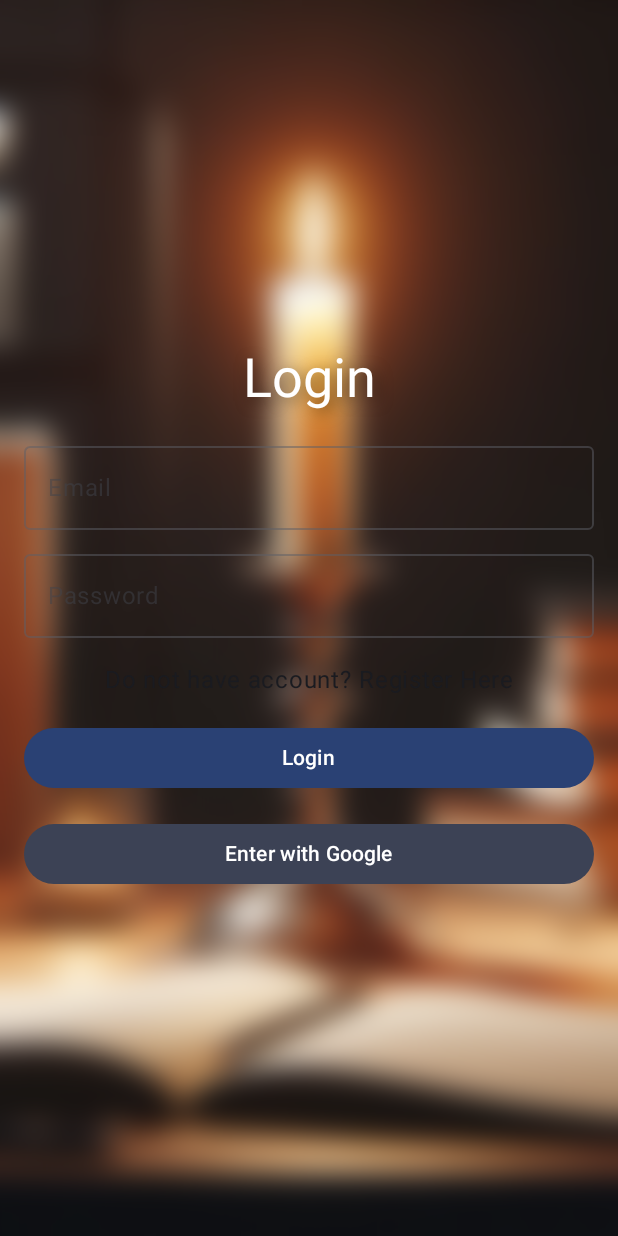
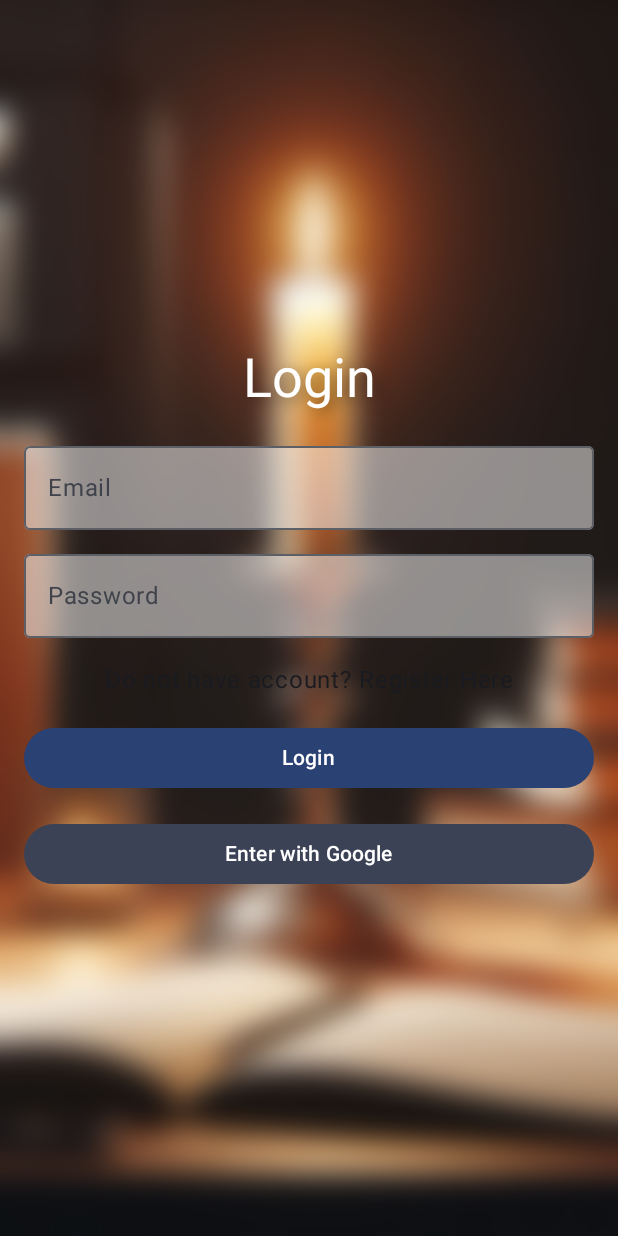
Before and after one commit to Nosver/FocusLit, an Android app built with Jetpack Compose: the screen it shows after launch (MainActivity), on a phone screen of 412 x 824 dp. Run offline under Robolectric (Android 15) with nearby library versions, the phone set to English and light mode, and no system bars; our stand-ins replace Dagger/Hilt's generated code.

Commit message:
HomepageScreen, LoginScreen in progress.

```diff
--- a/FocusLit-Android/app/src/main/java/com/focus/lit/data/model/UserAnalytics.kt
+++ b/FocusLit-Android/app/src/main/java/com/focus/lit/data/model/UserAnalytics.kt
@@ -3,11 +3,11 @@ package com.focus.lit.data.model
 data class UserAnalytics(
     val  id: Int,
 
-    val  score: Int,
+    val  score: Double,
 
     val  streak: Int,
 
-    val  totalWorkDuration: Int,
+    val  totalWorkDuration: Double,
 
     val  userRank: Int
 )
--- a/FocusLit-Android/app/src/main/java/com/focus/lit/data/remote/ApiService.kt
+++ b/FocusLit-Android/app/src/main/java/com/focus/lit/data/remote/ApiService.kt
@@ -11,7 +11,6 @@ import com.focus.lit.data.model.UserAnalytics
 import com.focus.lit.data.model.UserAnalyticsResponse
 import com.focus.lit.data.model.UserInfo
 import com.focus.lit.data.model.UserProfileChangeBody
-import com.focus.lit.ui.viewmodel.HomePageViewModel
 import com.focus.lit.data.model.WeeklyWorkResponse
 import com.focus.lit.ui.viewmodel.HomePageViewModel
 import retrofit2.http.Body
--- a/FocusLit-Android/app/src/main/java/com/focus/lit/ui/view/LoginScreen.kt
+++ b/FocusLit-Android/app/src/main/java/com/focus/lit/ui/view/LoginScreen.kt
@@ -2,6 +2,7 @@ package com.focus.lit.ui.view
 
 import android.widget.Toast
 import androidx.compose.foundation.Image
+import androidx.compose.foundation.background
 import androidx.compose.foundation.clickable
 import androidx.compose.foundation.layout.*
 import androidx.compose.material3.*
@@ -26,6 +27,7 @@ import androidx.lifecycle.viewmodel.compose.viewModel
 import androidx.navigation.NavController
 import com.focus.lit.ui.viewmodel.LoginViewModel
 
+@OptIn(ExperimentalMaterial3Api::class)
 @Composable
 fun LoginScreen(navController: NavController, viewModel: LoginViewModel = hiltViewModel()) {
     val email by viewModel.email.collectAsState()
@@ -68,9 +70,10 @@ fun LoginScreen(navController: NavController, viewModel: LoginViewModel = hiltVi
                 value = email,
                 onValueChange = viewModel::onEmailChanged,
                 label = { Text("Email") },
-                modifier = Modifier
-                    .fillMaxWidth()
-                    .alpha(0.5f)
+                modifier = Modifier.fillMaxWidth(),
+                colors = TextFieldDefaults.outlinedTextFieldColors(
+                    containerColor = Color.White.copy(alpha = 0.5f) // 50% opaque background
+                )
             )
             Spacer(modifier = Modifier.height(8.dp))
             OutlinedTextField(
@@ -78,9 +81,10 @@ fun LoginScreen(navController: NavController, viewModel: LoginViewModel = hiltVi
                 onValueChange = viewModel::onPasswordChanged,
                 label = { Text("Password") },
                 visualTransformation = PasswordVisualTransformation(),
-                modifier = Modifier
-                    .fillMaxWidth()
-                    .alpha(0.5f)
+                modifier = Modifier.fillMaxWidth(),
+                colors = TextFieldDefaults.outlinedTextFieldColors(
+                    containerColor = Color.White.copy(alpha = 0.5f) // 50% opaque background
+                )
             )
             Spacer(modifier = Modifier.height(16.dp))
             Row {
--- a/FocusLit-Android/app/src/main/java/com/focus/lit/ui/viewmodel/HomePageViewModel.kt
+++ b/FocusLit-Android/app/src/main/java/com/focus/lit/ui/viewmodel/HomePageViewModel.kt
@@ -39,7 +39,7 @@ class HomePageViewModel @Inject constructor(
     private fun fetchUserAnalytics() {
         viewModelScope.launch {
             try {
-                val userId = tokenManager.getId()
+                val userId = tokenManager.getId() ?: return@launch
                 val response = apiService.getUserAnalytics(userId)
                 _streak.value = response.streak
                 _totalWorkDuration.value = response.totalWorkDuration
```
